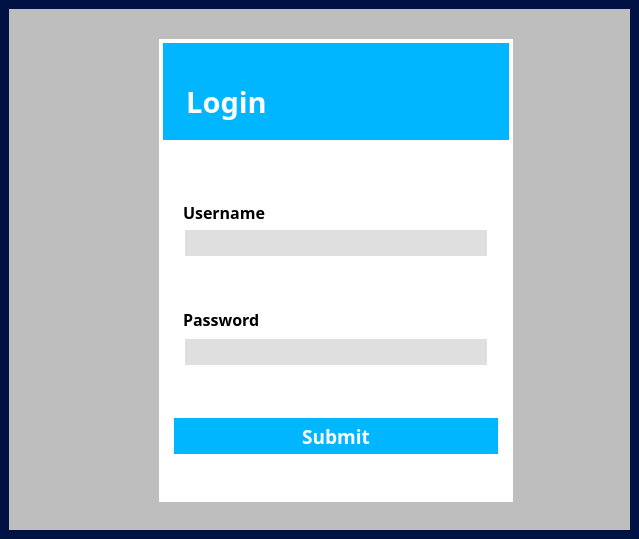
CMacan/MCAV-desktop-app, file Login.ui: the form before one commit.
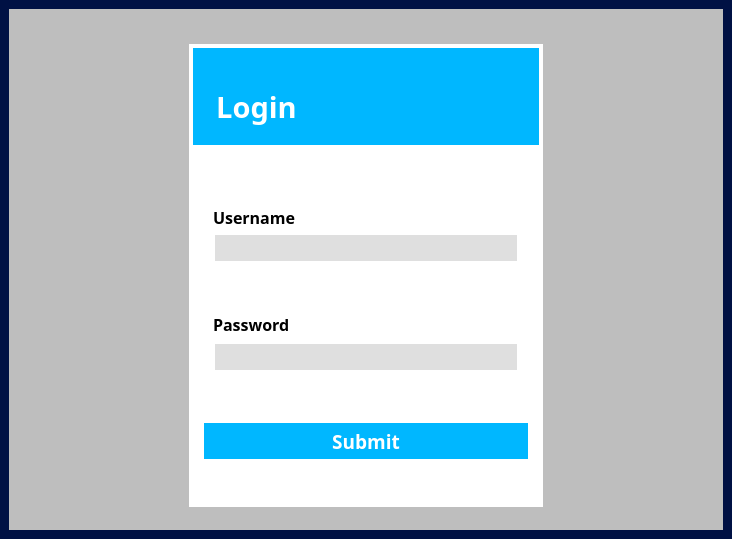
The form after the commit.

```diff
--- a/Login.ui
+++ b/Login.ui
@@ -6,7 +6,7 @@
    <rect>
     <x>0</x>
     <y>0</y>
-    <width>639</width>
+    <width>732</width>
     <height>539</height>
    </rect>
   </property>
@@ -44,24 +44,18 @@
       <property name="lineWidth">
        <number>1</number>
       </property>
+      <layout class="QHBoxLayout" name="horizontalLayout_2">
+       <item>
       <widget class="QFrame" name="frame_2">
-       <property name="geometry">
-        <rect>
-         <x>150</x>
-         <y>30</y>
+         <property name="minimumSize">
+          <size>
+           <width>0</width>
+           <height>463</height>
+          </size>
+         </property>
+         <property name="maximumSize">
+          <size>
          <width>354</width>
-         <height>463</height>
-        </rect>
-       </property>
-       <property name="minimumSize">
-        <size>
-         <width>0</width>
-         <height>463</height>
-        </size>
-       </property>
-       <property name="maximumSize">
-        <size>
-         <width>16777215</width>
          <height>450</height>
         </size>
        </property>
@@ -302,6 +296,8 @@
         </item>
        </layout>
       </widget>
+       </item>
+      </layout>
      </widget>
     </item>
    </layout>
```
Left out of the diff: 3 changed lines with no effect on the pictures. Lines whose indentation alone changed are shown as unchanged.
